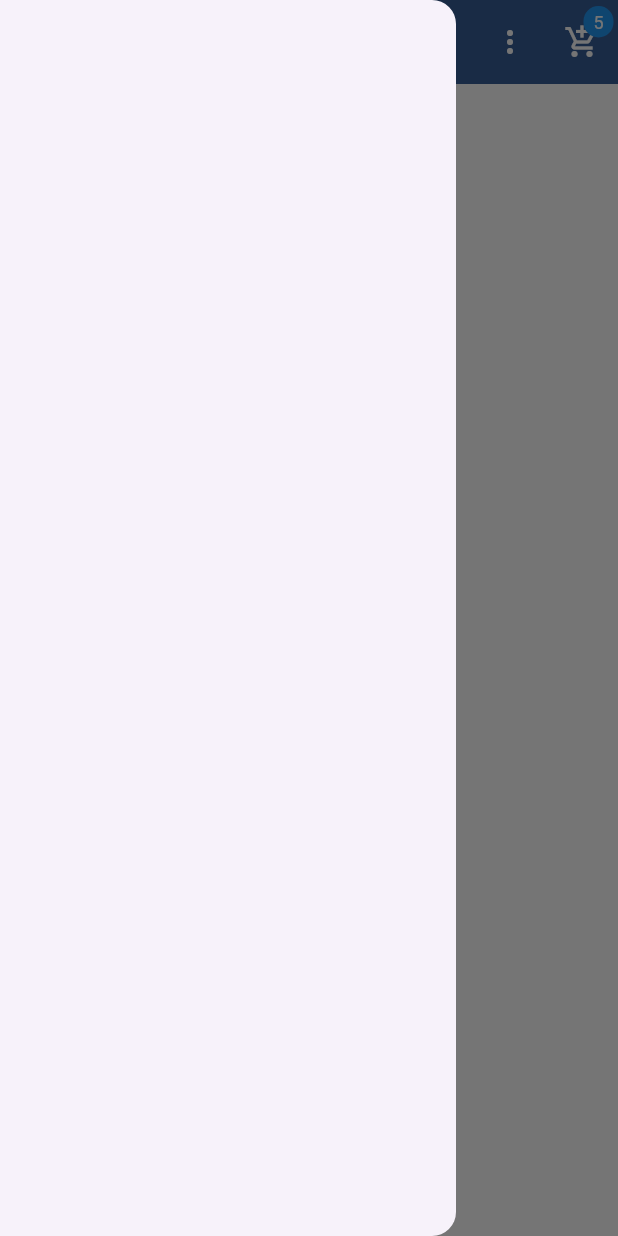
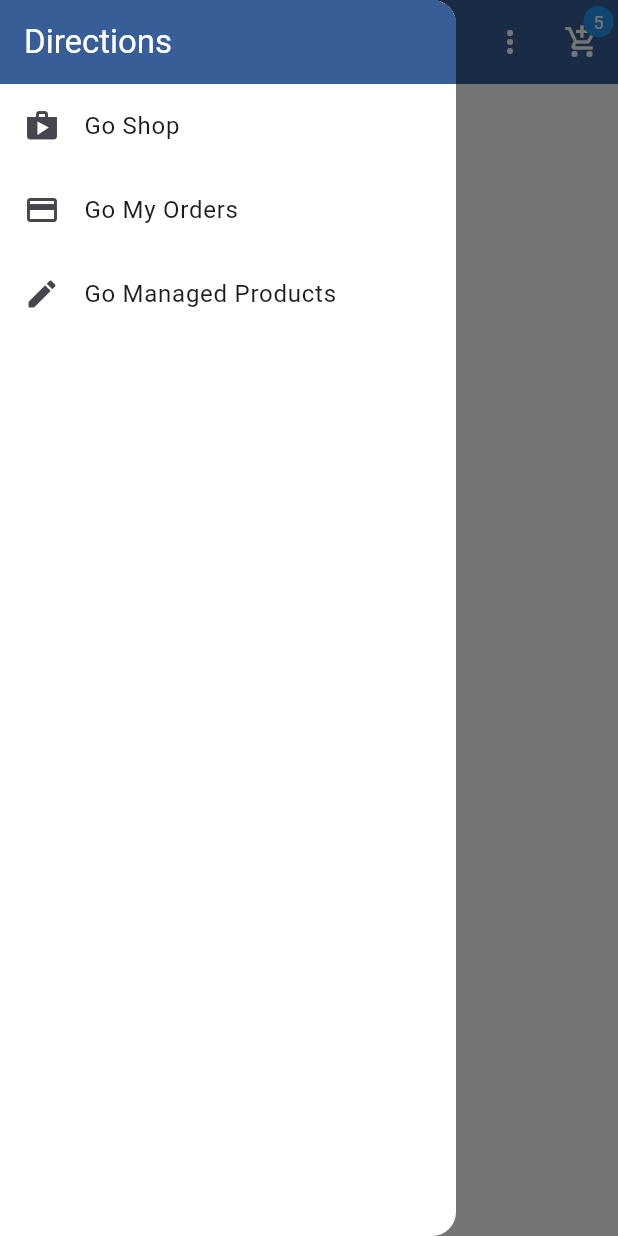
Before and after one commit to jonik2909/car_shop, a Flutter app: the screen it shows after launch, with the side drawer open, on a phone screen of 412 x 824 dp. Run offline on Flutter 3.47's test engine with Material 3 defaults, Android fonts, the phone set to English and light mode, and no system bars.

Commit message:
feat: publish App Drawer Widget

```diff
--- a/lib/screens/products_overview_screen.dart
+++ b/lib/screens/products_overview_screen.dart
@@ -1,5 +1,6 @@
 // ignore_for_file: prefer_const_constructors, sort_child_properties_last
 
+import 'package:car_shop/widgets/app_drawer.dart';
 import 'package:car_shop/widgets/badge.dart';
 import 'package:flutter/material.dart';
 
@@ -45,7 +46,7 @@ class ProductsOverviewScreen extends StatelessWidget {
           BadgeCard(value: '5')
         ],
       ),
-      drawer: Drawer(),
+      drawer: AppDrawer(),
     );
   }
 }
--- /dev/null
+++ b/lib/widgets/app_drawer.dart
@@ -0,0 +1,46 @@
+// ignore_for_file: prefer_const_constructors
+
+import 'package:flutter/material.dart';
+
+class AppDrawer extends StatelessWidget {
+  const AppDrawer({super.key});
+
+  @override
+  Widget build(BuildContext context) {
+    return Drawer(
+      backgroundColor: Colors.white,
+      child: Column(
+        children: [
+          AppBar(
+            title: Text(
+              "Directions",
+              style: TextStyle(color: Colors.white),
+            ),
+            automaticallyImplyLeading: false,
+          ),
+          ListTile(
+            leading: Icon(Icons.shop),
+            title: Text("Go Shop"),
+            onTap: () {
+              print('go to shop screen!');
+            },
+          ),
+          ListTile(
+            leading: Icon(Icons.payment),
+            title: Text("Go My Orders"),
+            onTap: () {
+              print('go to Orders screen!');
+            },
+          ),
+          ListTile(
+            leading: Icon(Icons.edit),
+            title: Text("Go Managed Products"),
+            onTap: () {
+              print('go to Manged Products screen!');
+            },
+          ),
+        ],
+      ),
+    );
+  }
+}
```
